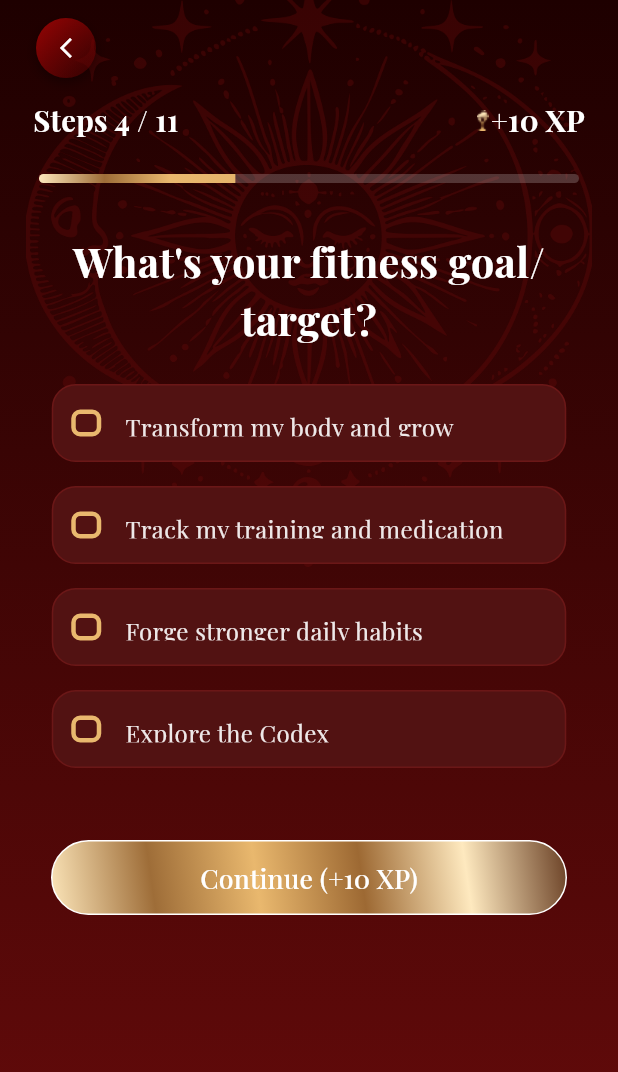
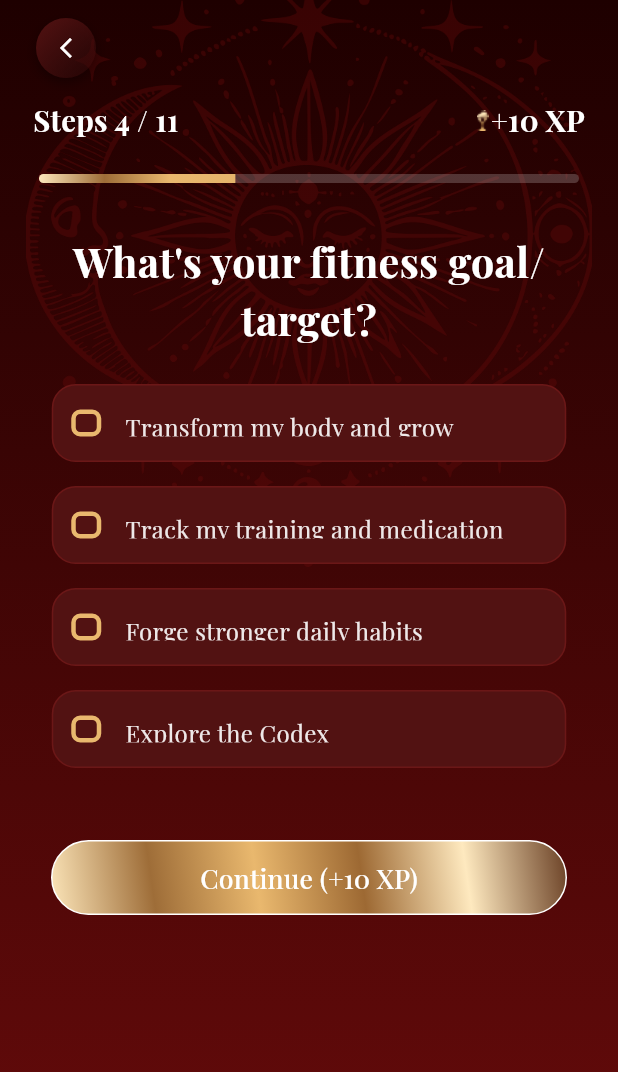
Before and after one commit to Dev-Ninjas-Backup/velvet_iron, a Flutter app: the OnboardingScreen2 screen opened by its route, after a tap on "Continue (+10 XP)", on a phone screen of 412 x 824 dp. Shown: the top 1072 px of the screen. Run offline on Flutter 3.47's test engine with Material 3 defaults, Android fonts, the light colour scheme and no system bars; our stand-ins replace camera, fl_chart, flutter_screenutil, get, google_fonts, image_picker and 1 more; missing offline and left inert: mobile_scanner; accounts and stored records are empty.

Commit message:
back error edited

```diff
--- a/lib/core/common/widgets/custom_back_button.dart
+++ b/lib/core/common/widgets/custom_back_button.dart
@@ -1,6 +1,7 @@
 import 'package:flutter/material.dart';
 import 'package:get/get.dart';
 import 'package:velvet_iron/core/common/styles/global_text_style.dart';
+import 'package:velvet_iron/core/utils/constants/colors.dart';
 import 'package:velvet_iron/core/utils/app_theme/controller/app_theme_controller.dart';
 
 class FigmaBackButton extends StatelessWidget {
@@ -23,7 +24,7 @@ class FigmaBackButton extends StatelessWidget {
       builder: (themeController) {
         final buttonColor = applyTheme
             ? themeController.activeTheme.todoSubtitleColor
-            : const Color(0xFF5A5A5A);
+            : AppColors.textFieldFillColor;
 
         final backButton = GestureDetector(
           onTap: onPressed ?? () => Navigator.pop(context),
--- a/lib/core/common/widgets/custom_text_field.dart
+++ b/lib/core/common/widgets/custom_text_field.dart
@@ -36,7 +36,6 @@ class CustomTextField extends StatelessWidget {
   @override
   Widget build(BuildContext context) {
     return SizedBox(
-      height: 50,
       width: width ?? Get.width,
       child: TextFormField(
         controller: controller,
--- a/lib/features/onboarding_screens/onboarding1/screen/onboading1_screen.dart
+++ b/lib/features/onboarding_screens/onboarding1/screen/onboading1_screen.dart
@@ -66,7 +66,10 @@ class OnboadingScreen1 extends StatelessWidget {
             Positioned(
               top: MediaQuery.of(context).padding.top + 12,
               left: 24,
-              child: FigmaBackButton(onPressed: () => Get.back()),
+              child: FigmaBackButton(
+                onPressed: () => Get.back(),
+                applyTheme: false,
+              ),
             ),
           ],
         ),
--- a/lib/features/onboarding_screens/onboarding11/screen/onboarding11_screen.dart
+++ b/lib/features/onboarding_screens/onboarding11/screen/onboarding11_screen.dart
@@ -60,7 +60,10 @@ class OnboardingScreen11 extends StatelessWidget {
             Positioned(
               top: MediaQuery.of(context).padding.top + 12,
               left: screenWidth * 0.06,
-              child: FigmaBackButton(onPressed: () => Get.back()),
+              child: FigmaBackButton(
+                onPressed: () => Get.back(),
+                applyTheme: false,
+              ),
             ),
           ],
         ),
--- a/lib/features/onboarding_screens/onboarding2/screen/onboarding_screen.dart
+++ b/lib/features/onboarding_screens/onboarding2/screen/onboarding_screen.dart
@@ -63,7 +63,10 @@ class OnboardingScreen2 extends StatelessWidget {
             Positioned(
               top: MediaQuery.of(context).padding.top + 12,
               left: 24,
-              child: FigmaBackButton(onPressed: () => Get.back()),
+              child: FigmaBackButton(
+                onPressed: () => Get.back(),
+                applyTheme: false,
+              ),
             ),
           ],
         ),
--- a/lib/features/onboarding_screens/onboarding3/screen/onboarding_screen.dart
+++ b/lib/features/onboarding_screens/onboarding3/screen/onboarding_screen.dart
@@ -61,7 +61,10 @@ class OnboardingScreen3 extends StatelessWidget {
             Positioned(
               top: MediaQuery.of(context).padding.top + 12,
               left: 24,
-              child: FigmaBackButton(onPressed: () => Get.back()),
+              child: FigmaBackButton(
+                onPressed: () => Get.back(),
+                applyTheme: false,
+              ),
             ),
           ],
         ),
--- a/lib/features/onboarding_screens/onboarding4/screen/onboarding4_screen.dart
+++ b/lib/features/onboarding_screens/onboarding4/screen/onboarding4_screen.dart
@@ -61,7 +61,10 @@ class OnboardingScreen4 extends StatelessWidget {
             Positioned(
               top: MediaQuery.of(context).padding.top + 12,
               left: 24,
-              child: FigmaBackButton(onPressed: () => Get.back()),
+              child: FigmaBackButton(
+                onPressed: () => Get.back(),
+                applyTheme: false,
+              ),
             ),
           ],
         ),
--- a/lib/features/onboarding_screens/onboarding5/screen/onboarding5_screen.dart
+++ b/lib/features/onboarding_screens/onboarding5/screen/onboarding5_screen.dart
@@ -62,11 +62,15 @@ class OnboardingScreen5 extends StatelessWidget {
                 ),
               ),
             ),
+
             /// Fixed Back Button
             Positioned(
               top: MediaQuery.of(context).padding.top + 12,
               left: 24,
-              child: FigmaBackButton(onPressed: () => Get.back()),
+              child: FigmaBackButton(
+                onPressed: () => Get.back(),
+                applyTheme: false,
+              ),
             ),
           ],
         ),
--- a/lib/features/onboarding_screens/onboarding6/screen/onboarding6_screen.dart
+++ b/lib/features/onboarding_screens/onboarding6/screen/onboarding6_screen.dart
@@ -61,7 +61,10 @@ class OnboardingScreen6 extends StatelessWidget {
             Positioned(
               top: MediaQuery.of(context).padding.top + 12,
               left: 24,
-              child: FigmaBackButton(onPressed: () => Get.back()),
+              child: FigmaBackButton(
+                onPressed: () => Get.back(),
+                applyTheme: false,
+              ),
             ),
           ],
         ),
--- a/lib/features/onboarding_screens/onboarding7/screen/onboarding7_screen.dart
+++ b/lib/features/onboarding_screens/onboarding7/screen/onboarding7_screen.dart
@@ -60,7 +60,10 @@ class OnboardingScreen7 extends StatelessWidget {
             Positioned(
               top: MediaQuery.of(context).padding.top + 12,
               left: 24,
-              child: FigmaBackButton(onPressed: () => Get.back()),
+              child: FigmaBackButton(
+                onPressed: () => Get.back(),
+                applyTheme: false,
+              ),
             ),
           ],
         ),
--- a/lib/features/onboarding_screens/onboarding8/screen/onboarding8_screen.dart
+++ b/lib/features/onboarding_screens/onboarding8/screen/onboarding8_screen.dart
@@ -65,7 +65,10 @@ class OnboardingScreen8 extends StatelessWidget {
             Positioned(
               top: MediaQuery.of(context).padding.top + 12,
               left: 24,
-              child: FigmaBackButton(onPressed: () => Get.back()),
+              child: FigmaBackButton(
+                onPressed: () => Get.back(),
+                applyTheme: false,
+              ),
             ),
           ],
         ),
--- a/lib/features/onboarding_screens/onboarding9/screen/onboarding9_screen.dart
+++ b/lib/features/onboarding_screens/onboarding9/screen/onboarding9_screen.dart
@@ -58,7 +58,10 @@ class OnboardingScreen9 extends StatelessWidget {
             Positioned(
               top: MediaQuery.of(context).padding.top + 12,
               left: 24,
-              child: FigmaBackButton(onPressed: () => Get.back()),
+              child: FigmaBackButton(
+                onPressed: () => Get.back(),
+                applyTheme: false,
+              ),
             ),
           ],
         ),
--- a/lib/features/onboarding_screens/theme_onboading/screen/theme_onboarding_screen.dart
+++ b/lib/features/onboarding_screens/theme_onboading/screen/theme_onboarding_screen.dart
@@ -54,7 +54,10 @@ class ThemeOnboardingScreen extends StatelessWidget {
             Positioned(
               top: MediaQuery.of(context).padding.top + 12,
               left: 24,
-              child: FigmaBackButton(onPressed: () => Get.back()),
+              child: FigmaBackButton(
+                onPressed: () => Get.back(),
+                applyTheme: false,
+              ),
             ),
           ],
         ),
```
